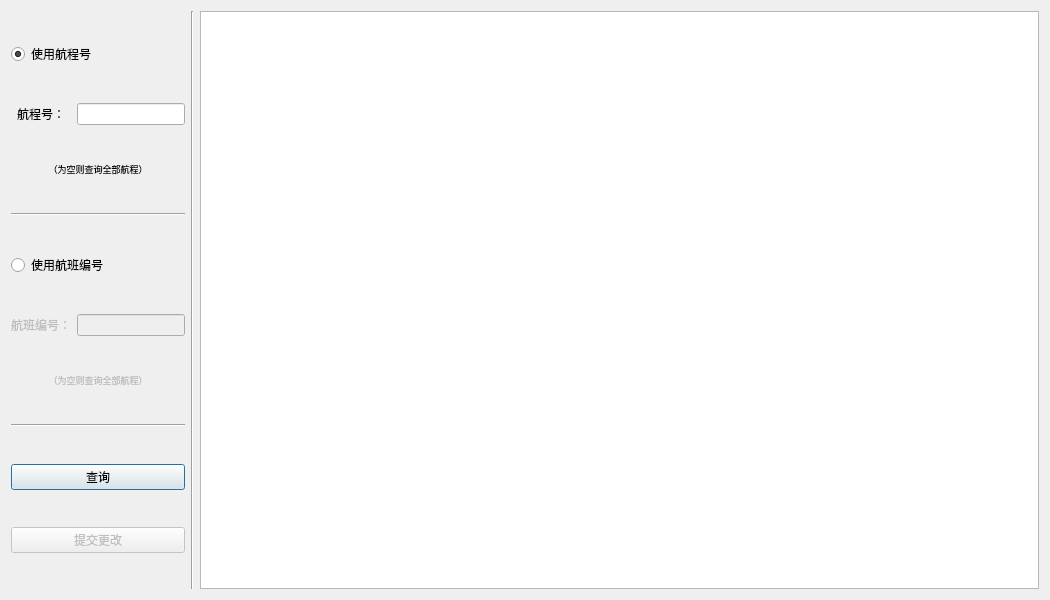
Russell-A/database-course-design, file change_flight.ui: the form before one commit.
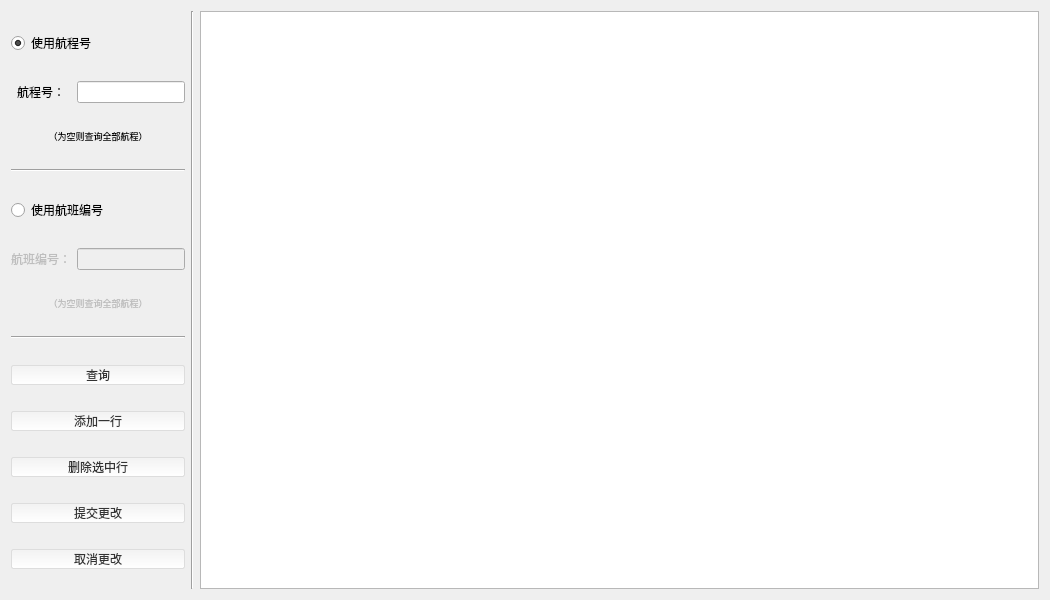
The form after the commit. Icons and pictures are not drawn.

```diff
--- a/change_flight.ui
+++ b/change_flight.ui
@@ -17,11 +17,20 @@
    <iconset>
     <normaloff>flight.png</normaloff>flight.png</iconset>
   </property>
+  <property name="styleSheet">
+   <string notr="true">QPushButton {   
+font-size:12px;
+border-radius:2px;
+color:rgba(51,51,51,1);
+background:qlineargradient(x1:0, y1:0, x2:0, y2:1, stop:0 rgba(242,242,242,1), stop:1 rgba(255,255,255,1));
+border:1px solid rgba(221,221,221,1);
+}</string>
+  </property>
   <layout class="QHBoxLayout" name="horizontalLayout">
    <item>
     <layout class="QHBoxLayout" name="horizontalLayout_2">
      <item>
-      <layout class="QVBoxLayout" name="verticalLayout" stretch="0,0,0,0,0,0,0,0,0,0">
+      <layout class="QVBoxLayout" name="verticalLayout" stretch="0,0,0,0,0,0,0,0,0,0,0,0,0">
        <property name="sizeConstraint">
         <enum>QLayout::SetMaximumSize</enum>
        </property>
@@ -175,11 +184,28 @@
            <verstretch>0</verstretch>
           </sizepolicy>
          </property>
+         <property name="styleSheet">
+          <string notr="true"/>
+         </property>
          <property name="text">
           <string>查询</string>
          </property>
         </widget>
        </item>
+       <item>
+        <widget class="QPushButton" name="pushButton_add">
+         <property name="text">
+          <string>添加一行</string>
+         </property>
+        </widget>
+       </item>
+       <item>
+        <widget class="QPushButton" name="pushButton_delete">
+         <property name="text">
+          <string>删除选中行</string>
+         </property>
+        </widget>
+       </item>
        <item>
         <widget class="QPushButton" name="pushButton_submit">
          <property name="enabled">
@@ -190,6 +216,16 @@
          </property>
         </widget>
        </item>
+       <item>
+        <widget class="QPushButton" name="pushButton_revert">
+         <property name="enabled">
+          <bool>false</bool>
+         </property>
+         <property name="text">
+          <string>取消更改</string>
+         </property>
+        </widget>
+       </item>
       </layout>
      </item>
      <item>
```
